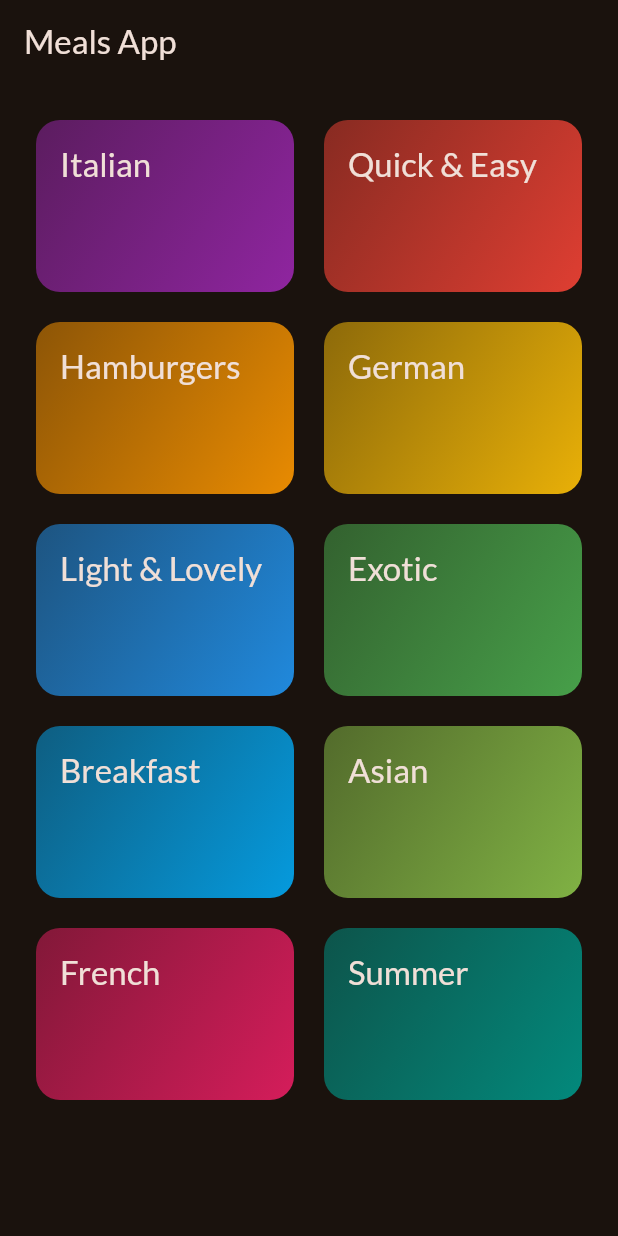
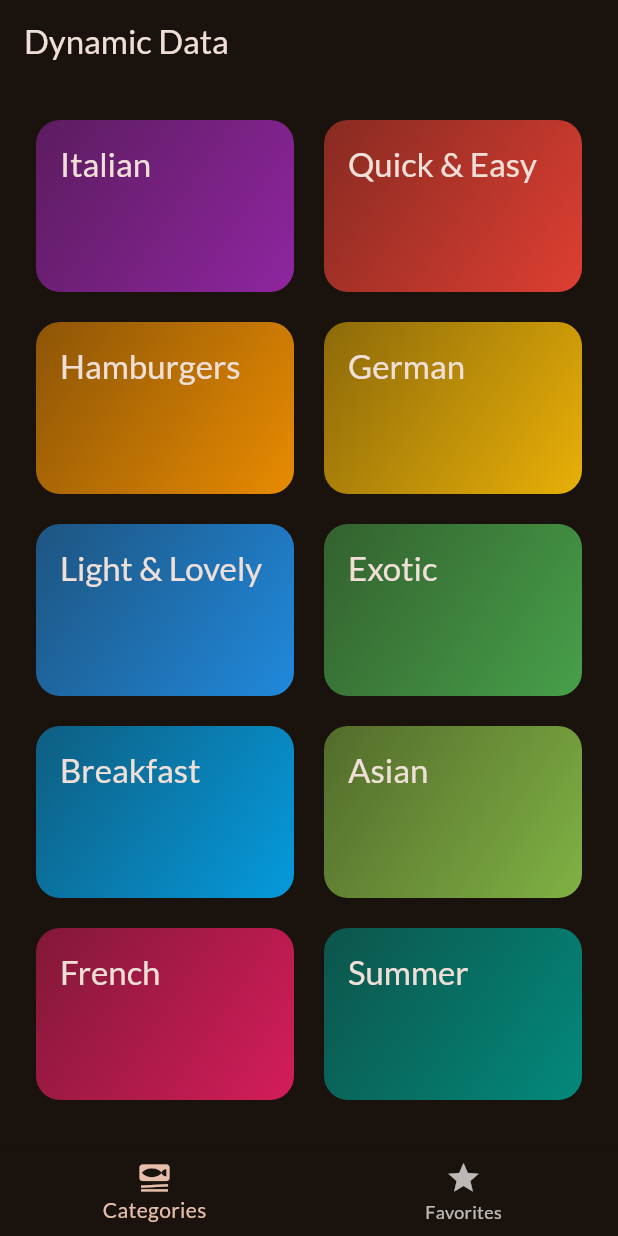
Before and after one commit to alvinwarui29/MealsAppFlutter, a Flutter app: the screen it shows after launch, on a phone screen of 412 x 824 dp. Run offline on Flutter 3.47's test engine with Material 2 defaults, Android fonts, the phone set to English and light mode, and no system bars; our stand-ins replace google_fonts, transparent_image.

Commit message:
add bottom navigation

```diff
--- a/lib/main.dart
+++ b/lib/main.dart
@@ -1,5 +1,5 @@
 import 'package:flutter/material.dart';
-import 'package:meals/screens/categories.dart';
+import 'package:meals/screens/tabs.dart';
 import 'package:google_fonts/google_fonts.dart';
 
 final theme = ThemeData(
@@ -23,6 +23,6 @@ class App extends StatelessWidget {
     return MaterialApp(
         debugShowCheckedModeBanner: false,
         theme: theme,
-        home: const CategoriesScreen());
+        home: const TabsScreen());
   }
 }
--- a/lib/screens/categories.dart
+++ b/lib/screens/categories.dart
@@ -18,9 +18,7 @@ class CategoriesScreen extends StatelessWidget {
 
   @override
   Widget build(BuildContext context) {
-    return Scaffold(
-      appBar: AppBar(title: const Text('Meals App')),
-      body: GridView(
+    return GridView(
         padding: const EdgeInsets.all(24),
         gridDelegate: const SliverGridDelegateWithFixedCrossAxisCount(
             crossAxisCount: 2,
@@ -33,8 +31,6 @@ class CategoriesScreen extends StatelessWidget {
               category: category,
               onSelect: () => _selectCategory(context, category),
             )
-        ],
-      ),
-    );
+        ]);
   }
 }
--- a/lib/screens/tabs.dart
+++ b/lib/screens/tabs.dart
@@ -1,4 +1,6 @@
 import 'package:flutter/material.dart';
+import 'package:meals/screens/categories.dart';
+import 'package:meals/screens/meals.dart';
 
 class TabsScreen extends StatefulWidget {
   const TabsScreen({super.key});
@@ -9,17 +11,33 @@ class TabsScreen extends StatefulWidget {
 }
 
 class _TabsScreenState extends State<TabsScreen> {
+  int _selectedPageIndex = 0;
+  void _selectPage(int index) {
+    setState(() => _selectedPageIndex = index);
+  }
+
   @override
   Widget build(BuildContext context) {
+    Widget activeScreen = const CategoriesScreen();
+    var title = 'Categories';
+
+    if (_selectedPageIndex == 1) {
+      activeScreen = const MealsScreen(title: 'Selected page', meal: []);
+    }
+
     return Scaffold(
-      appBar: AppBar(title: const Text('Dynamic Data'),),
-      body: ....,
+      appBar: AppBar(
+        title: const Text('Dynamic Data'),
+      ),
+      body: activeScreen,
       bottomNavigationBar: BottomNavigationBar(
-        onTap: (index){},
-        items:const [
-        BottomNavigationBarItem(icon: Icon(Icons.set_meal),label: 'Categories'),
-        BottomNavigationBarItem(icon: Icon(Icons.star),label: 'Favorites'),
-      ]),
+          currentIndex: _selectedPageIndex,
+          onTap: _selectPage,
+          items: const [
+            BottomNavigationBarItem(
+                icon: Icon(Icons.set_meal), label: 'Categories'),
+            BottomNavigationBarItem(icon: Icon(Icons.star), label: 'Favorites'),
+          ]),
     );
   }
 }
```
